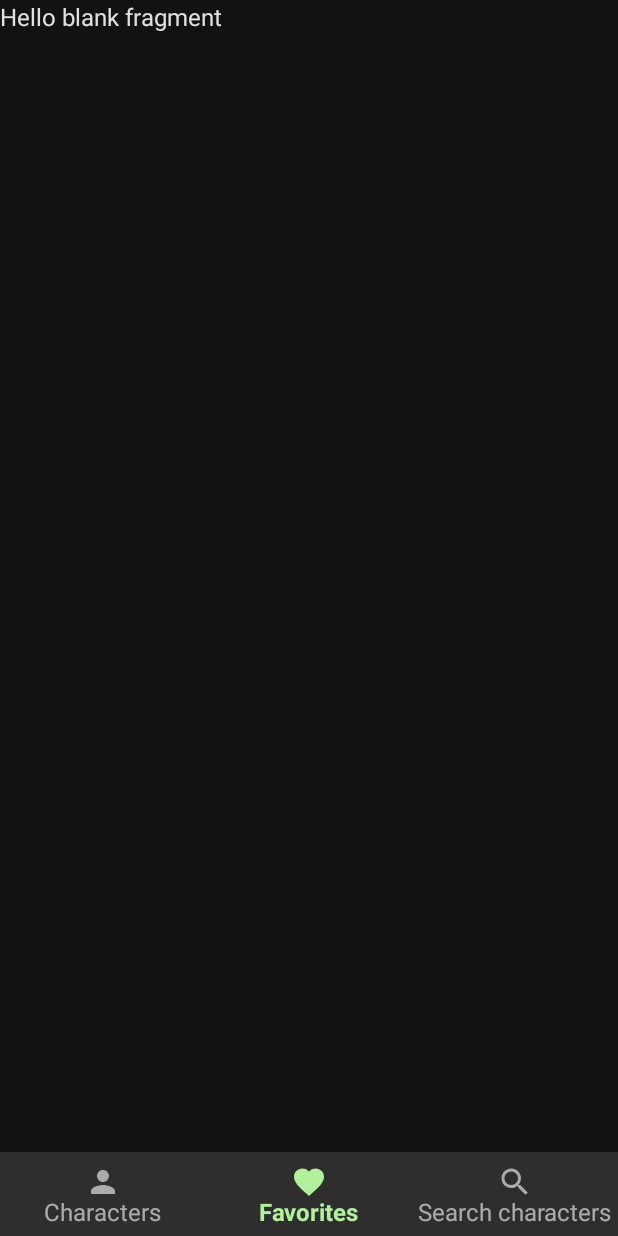
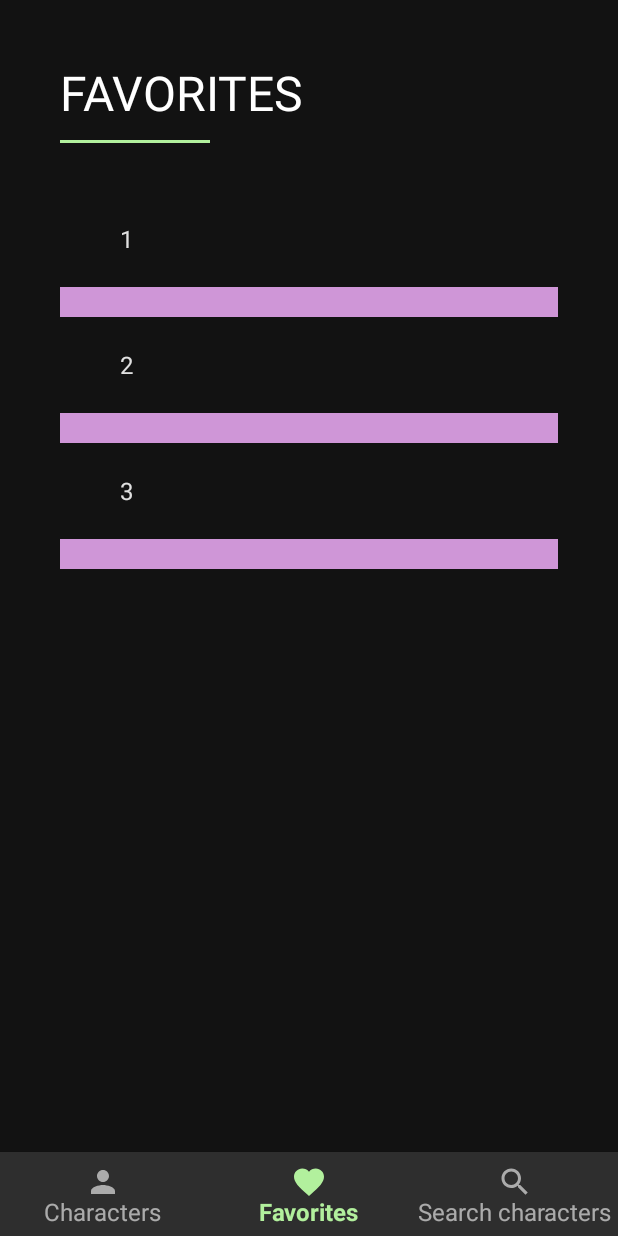
Before and after one commit to JoaoIserhard/Rickverse_Android, an Android app: the screen it shows after launch (MainActivity), item 2 of the bottom bar chosen, on a phone screen of 412 x 824 dp. Run offline under Robolectric (Android 15) with nearby library versions, the phone set to English and light mode, and no system bars; pictures from the network do not load.

Commit message:
Adicionando listas e items fixos

```diff
--- a/app/src/main/AndroidManifest.xml
+++ b/app/src/main/AndroidManifest.xml
@@ -1,6 +1,8 @@
 <?xml version="1.0" encoding="utf-8"?>
 <manifest xmlns:android="http://schemas.android.com/apk/res/android"
     package="com.example.rickverse">
+
+    <uses-permission android:name="android.permission.INTERNET" />
 
     <application
         android:allowBackup="true"
@@ -19,7 +21,7 @@
             </intent-filter>
         </activity>
         <activity android:name=".MainActivity" />
-        <activity android:name=".characters.CharacterActivity" />
+        <activity android:name=".character.CharacterActivity" />
     </application>
 
 </manifest>
--- a/app/src/main/java/com/example/rickverse/MainActivity.kt
+++ b/app/src/main/java/com/example/rickverse/MainActivity.kt
@@ -3,7 +3,7 @@ package com.example.rickverse
 import androidx.appcompat.app.AppCompatActivity
 import android.os.Bundle
 import androidx.fragment.app.Fragment
-import com.example.rickverse.characters.CharactersFragment
+import com.example.rickverse.character.CharactersFragment
 import com.example.rickverse.favorite.FavoritesFragment
 import com.example.rickverse.search.SearchFragment
 import kotlinx.android.synthetic.main.activity_main.*
--- a/app/src/main/java/com/example/rickverse/characters/CharacterActivity.kt
+++ b/app/src/main/java/com/example/rickverse/character/CharacterActivity.kt
@@ -1,8 +1,10 @@
-package com.example.rickverse.characters
+package com.example.rickverse.character
 
 import android.os.Bundle
 import androidx.appcompat.app.AppCompatActivity
 import com.example.rickverse.R
+
+const val CHARACTER_ID = "characterId"
 
 class CharacterActivity : AppCompatActivity() {
 
--- /dev/null
+++ b/app/src/main/java/com/example/rickverse/character/CharacterFragment.kt
@@ -0,0 +1,69 @@
+package com.example.rickverse.character
+
+import android.content.Intent
+import android.os.Bundle
+import androidx.fragment.app.Fragment
+import android.view.LayoutInflater
+import android.view.View
+import android.view.ViewGroup
+import com.example.rickverse.R
+import com.example.rickverse.character.adapter.CharacterAdapter
+import com.example.rickverse.model.CharacterPreview
+import com.example.rickverse.util.GridSpacingItemDecoration
+import kotlinx.android.synthetic.main.fragment_characters.*
+
+
+class CharactersFragment : Fragment() {
+
+    override fun onCreateView(
+        inflater: LayoutInflater, container: ViewGroup?,
+        savedInstanceState: Bundle?
+    ): View? = inflater.inflate(R.layout.fragment_characters, container, false)
+
+    override fun onViewCreated(view: View, savedInstanceState: Bundle?) {
+        super.onViewCreated(view, savedInstanceState)
+        setUI()
+        getCharacters()
+    }
+
+    private fun setUI() {
+        with(rvCharacter){
+            adapter = CharacterAdapter(
+                mutableListOf(
+                    CharacterPreview(
+                        id=1,
+                        name = "Teste",
+                        image = "https://rickandmortyapi.com/api/character/avatar/1.jpeg"
+                    ),
+                    CharacterPreview(
+                        id=2,
+                        name = "Teste2",
+                        image = "https://rickandmortyapi.com/api/character/avatar/2.jpeg"
+                    ),
+                    CharacterPreview(
+                        id=3,
+                        name = "Teste3",
+                        image = "https://rickandmortyapi.com/api/character/avatar/3.jpeg"
+                    ),
+
+                ),
+                this@CharactersFragment::onClick
+            )
+
+            addItemDecoration(GridSpacingItemDecoration(resources.getDimensionPixelSize(R.dimen.margin_inside)))
+        }
+
+    }
+
+    private fun getCharacters(page: Int? = null){
+
+    }
+
+    private fun onClick(id: Int) {
+        startActivity(Intent(requireContext(), CharacterActivity::class.java).apply {
+            putExtra(CHARACTER_ID, id)
+        })
+    }
+
+
+}
--- /dev/null
+++ b/app/src/main/java/com/example/rickverse/character/adapter/CharacterAdapter.kt
@@ -0,0 +1,42 @@
+package com.example.rickverse.character.adapter
+
+import android.view.LayoutInflater
+import android.view.ViewGroup
+import androidx.recyclerview.widget.RecyclerView
+import com.example.rickverse.R
+import com.example.rickverse.character.viewholder.CharacterViewHolder
+import com.example.rickverse.model.CharacterPreview
+
+class CharacterAdapter(
+    private val characters: MutableList<CharacterPreview>,
+    private val onClick: ((id: Int) -> Unit)
+) : RecyclerView.Adapter<CharacterViewHolder>() {
+
+    private var lastPosition = characters.size
+
+
+    override fun onCreateViewHolder(parent: ViewGroup, viewType: Int): CharacterViewHolder {
+        val view =
+            LayoutInflater
+                .from(parent.context)
+                .inflate(R.layout.item_character, parent, false)
+
+        return CharacterViewHolder(view, onClick)
+    }
+
+    override fun onBindViewHolder(holder: CharacterViewHolder, position: Int) {
+        characters[position].run {
+            holder.populate(id = id, imageUrl = image, name = name)
+        }
+
+    }
+
+    override fun getItemCount() = characters.size
+
+    fun addItems(charactersToAdd: List<CharacterPreview>){
+        characters.addAll(charactersToAdd)
+        notifyItemRangeInserted(lastPosition, charactersToAdd.size)
+        lastPosition = characters.size
+
+    }
+}
--- /dev/null
+++ b/app/src/main/java/com/example/rickverse/character/viewholder/CharacterViewHolder.kt
@@ -0,0 +1,30 @@
+package com.example.rickverse.character.viewholder
+
+import android.graphics.Color
+import android.graphics.drawable.ColorDrawable
+import android.view.View
+import androidx.recyclerview.widget.RecyclerView
+import com.bumptech.glide.Glide
+import kotlinx.android.synthetic.main.item_character.view.*
+
+class CharacterViewHolder(
+    private val view:View,
+    private val onClick: (id: Int) -> Unit
+) : RecyclerView.ViewHolder(view) {
+
+    fun populate(imageUrl: String, id: Int, name: String) {
+        with(view){
+            itemView.ivCharacter.contentDescription = name
+
+            Glide.with(context)
+                .load(imageUrl)
+                .placeholder(ColorDrawable(Color.GRAY))
+                .error(ColorDrawable(Color.RED))
+                .into(ivCharacter)
+
+            setOnClickListener{
+                onClick(id)
+            }
+        }
+    }
+}
--- a/app/src/main/java/com/example/rickverse/characters/CharactersFragment.kt
+++ /dev/null
@@ -1,60 +0,0 @@
-package com.example.rickverse.characters
-
-import android.os.Bundle
-import androidx.fragment.app.Fragment
-import android.view.LayoutInflater
-import android.view.View
-import android.view.ViewGroup
-import com.example.rickverse.R
-
-// TODO: Rename parameter arguments, choose names that match
-// the fragment initialization parameters, e.g. ARG_ITEM_NUMBER
-private const val ARG_PARAM1 = "param1"
-private const val ARG_PARAM2 = "param2"
-
-/**
- * A simple [Fragment] subclass.
- * Use the [CharactersFragment.newInstance] factory method to
- * create an instance of this fragment.
- */
-class CharactersFragment : Fragment() {
-    // TODO: Rename and change types of parameters
-    private var param1: String? = null
-    private var param2: String? = null
-
-    override fun onCreate(savedInstanceState: Bundle?) {
-        super.onCreate(savedInstanceState)
-        arguments?.let {
-            param1 = it.getString(ARG_PARAM1)
-            param2 = it.getString(ARG_PARAM2)
-        }
-    }
-
-    override fun onCreateView(
-        inflater: LayoutInflater, container: ViewGroup?,
-        savedInstanceState: Bundle?
-    ): View? {
-        // Inflate the layout for this fragment
-        return inflater.inflate(R.layout.fragment_characters, container, false)
-    }
-
-    companion object {
-        /**
-         * Use this factory method to create a new instance of
-         * this fragment using the provided parameters.
-         *
-         * @param param1 Parameter 1.
-         * @param param2 Parameter 2.
-         * @return A new instance of fragment CharactersFragment.
-         */
-        // TODO: Rename and change types and number of parameters
-        @JvmStatic
-        fun newInstance(param1: String, param2: String) =
-            CharactersFragment().apply {
-                arguments = Bundle().apply {
-                    putString(ARG_PARAM1, param1)
-                    putString(ARG_PARAM2, param2)
-                }
-            }
-    }
-}
--- a/app/src/main/java/com/example/rickverse/favorite/FavoritesFragment.kt
+++ b/app/src/main/java/com/example/rickverse/favorite/FavoritesFragment.kt
@@ -5,7 +5,10 @@ import androidx.fragment.app.Fragment
 import android.view.LayoutInflater
 import android.view.View
 import android.view.ViewGroup
+import android.widget.ArrayAdapter
+import android.widget.Toast
 import com.example.rickverse.R
+import kotlinx.android.synthetic.main.fragment_favorites.*
 
 class FavoritesFragment : Fragment() {
 
@@ -15,4 +18,18 @@ class FavoritesFragment : Fragment() {
     ): View? {
         return inflater.inflate(R.layout.fragment_favorites, container, false)
     }
+
+    override fun onViewCreated(view: View, savedInstanceState: Bundle?) {
+        super.onViewCreated(view, savedInstanceState)
+
+        lvFavorites.adapter = ArrayAdapter<Int>(
+            requireContext(),
+            android.R.layout.simple_expandable_list_item_1,
+            arrayListOf(1, 2, 3)
+        )
+
+        lvFavorites.setOnItemClickListener { _, _, position, _ ->
+            Toast.makeText(requireContext(), position.toString(), Toast.LENGTH_SHORT).show()
+        }
+    }
 }
--- /dev/null
+++ b/app/src/main/java/com/example/rickverse/model/CharacterPreview.kt
@@ -0,0 +1,7 @@
+package com.example.rickverse.model
+
+data class CharacterPreview(
+    val id: Int,
+    val name: String,
+    val image: String
+)
--- a/app/src/main/res/layout-land/activity_character.xml
+++ b/app/src/main/res/layout-land/activity_character.xml
@@ -9,7 +9,7 @@
 <androidx.constraintlayout.widget.ConstraintLayout
     android:layout_width="match_parent"
     android:layout_height="match_parent"
-    tools:context=".characters.CharacterActivity">
+    tools:context=".character.CharacterActivity">
 
     <androidx.constraintlayout.widget.Guideline
         android:id="@+id/gdStart"
--- a/app/src/main/res/layout/activity_character.xml
+++ b/app/src/main/res/layout/activity_character.xml
@@ -20,7 +20,7 @@
         <androidx.constraintlayout.widget.ConstraintLayout
             android:layout_width="match_parent"
             android:layout_height="match_parent"
-            tools:context=".characters.CharacterActivity">
+            tools:context=".character.CharacterActivity">
 
             <androidx.constraintlayout.widget.Guideline
                 android:id="@+id/gdStart"
--- a/app/src/main/res/layout/fragment_favorites.xml
+++ b/app/src/main/res/layout/fragment_favorites.xml
@@ -1,14 +1,40 @@
 <?xml version="1.0" encoding="utf-8"?>
-<FrameLayout xmlns:android="http://schemas.android.com/apk/res/android"
+<androidx.core.widget.NestedScrollView xmlns:android="http://schemas.android.com/apk/res/android"
+    xmlns:app="http://schemas.android.com/apk/res-auto"
     xmlns:tools="http://schemas.android.com/tools"
     android:layout_width="match_parent"
     android:layout_height="match_parent"
+    android:fillViewport="true"
     tools:context=".favorite.FavoritesFragment">
 
-    <!-- TODO: Update blank fragment layout -->
-    <TextView
+    <androidx.constraintlayout.widget.ConstraintLayout
         android:layout_width="match_parent"
         android:layout_height="match_parent"
-        android:text="@string/hello_blank_fragment" />
+        android:layout_marginStart="@dimen/margin_outside"
+        android:layout_marginEnd="@dimen/margin_outside">
 
-</FrameLayout>
+        <com.example.rickverse.component.Title
+            android:id="@+id/ttFavorites"
+            android:layout_width="0dp"
+            android:layout_height="wrap_content"
+            android:layout_marginTop="@dimen/margin_outside"
+            app:layout_constraintEnd_toEndOf="parent"
+            app:layout_constraintStart_toStartOf="parent"
+            app:layout_constraintTop_toTopOf="parent"
+            app:text="@string/favorites" />
+
+        <ListView
+            android:id="@+id/lvFavorites"
+            android:layout_width="0dp"
+            android:layout_height="0dp"
+            android:layout_marginTop="@dimen/margin_inside"
+            android:divider="@color/accent"
+            android:dividerHeight="20dp"
+            app:layout_constraintBottom_toBottomOf="parent"
+            app:layout_constraintEnd_toEndOf="parent"
+            app:layout_constraintStart_toStartOf="parent"
+            app:layout_constraintTop_toBottomOf="@+id/ttFavorites" />
+
+
+    </androidx.constraintlayout.widget.ConstraintLayout>
+</androidx.core.widget.NestedScrollView>
--- /dev/null
+++ b/app/src/main/res/values/integers.xml
@@ -0,0 +1,4 @@
+<?xml version="1.0" encoding="utf-8"?>
+<resources>
+    <integer name="characters_list_span_count">2</integer>
+</resources>
```
Also changed, not shown: app/build.gradle (+7 -0 lines), app/src/main/res/layout/fragment_characters.xml (+28 -3 lines), app/src/main/res/layout/item_character.xml (added, +17 -0 lines).
